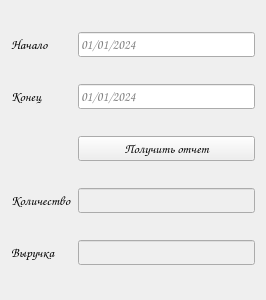
The window that PocketTable1/src2/salesreport.ui (mariyoOF/YUR2024) describes before a commit, drawn with Qt 5.
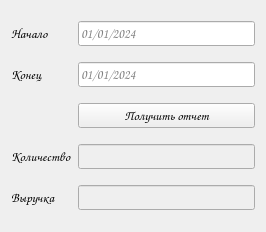
The same window after the commit.

What changed in the file:
```diff
--- a/PocketTable1/src2/salesreport.ui
+++ b/PocketTable1/src2/salesreport.ui
@@ -7,7 +7,7 @@
     <x>0</x>
     <y>0</y>
     <width>266</width>
-    <height>300</height>
+    <height>232</height>
    </rect>
   </property>
   <property name="windowTitle">
```
